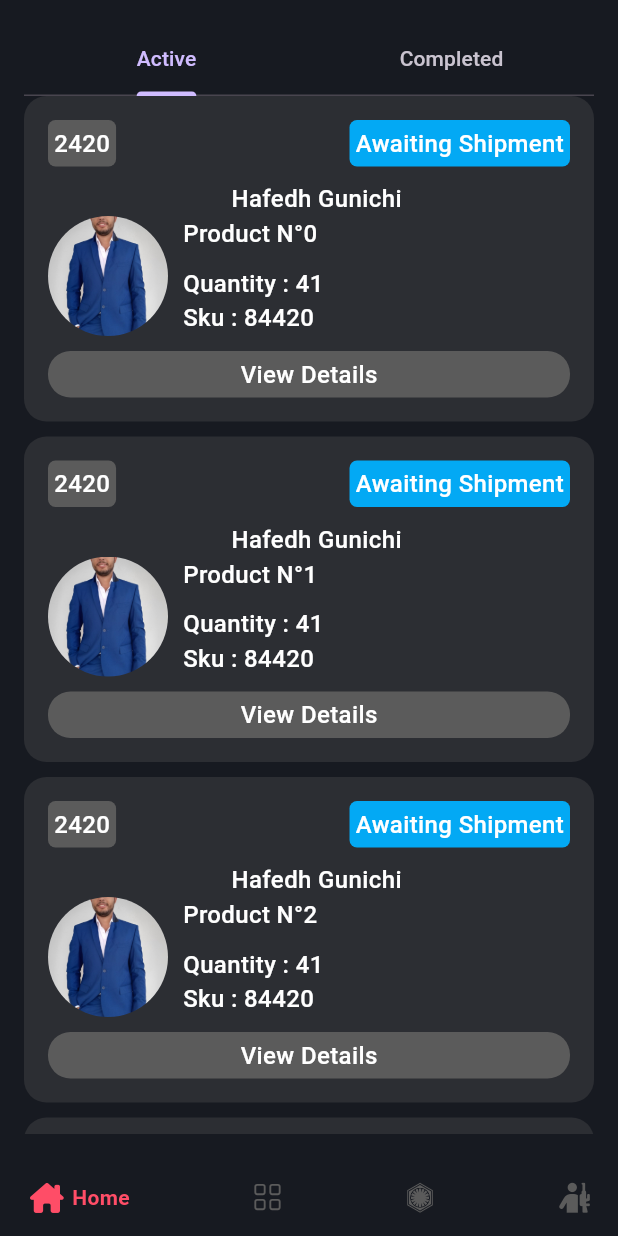
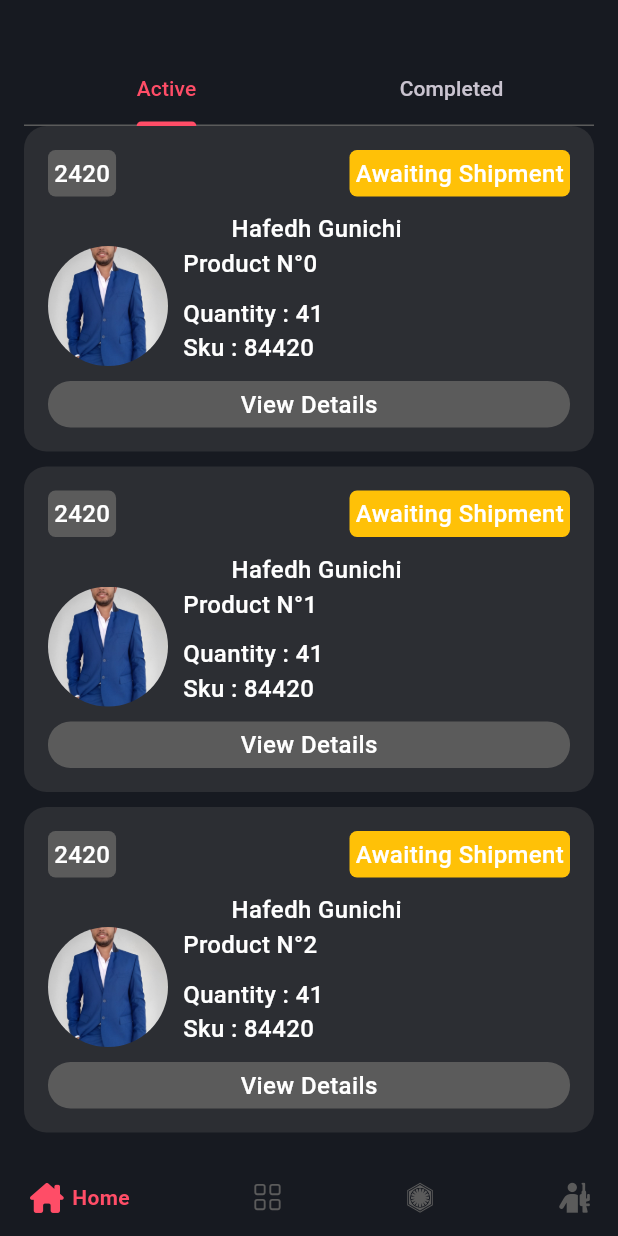
Before and after one commit to hafedh049/luxy, a Flutter app: the Home screen opened directly, swiped to page 3, on a phone screen of 412 x 824 dp. Run offline on Flutter 3.47's test engine with Material 3 defaults, Android fonts, the phone set to English and light mode, and no system bars; drawn by our look-alikes of google_nav_bar; our stand-ins replace animated_toggle_switch, date_format, flutter_animate, fluttertoast, hive, icons_plus and 3 more; accounts and stored records are empty.

Commit message:
ModifiedM lib/views/my_orders.dart

```diff
--- a/lib/views/my_orders.dart
+++ b/lib/views/my_orders.dart
@@ -56,11 +56,15 @@ class _MyOrdersState extends State<MyOrders> with TickerProviderStateMixin {
   Widget build(BuildContext context) {
     return Column(
       children: <Widget>[
+        const SizedBox(height: 20),
         Row(
           children: <Widget>[
             Expanded(
               child: TabBar(
                 controller: _tabController,
+                labelColor: pink,
+                dividerColor: grey,
+                indicatorColor: pink,
                 onTap: (int value) => _tabController.animateTo(value, duration: 300.ms, curve: Curves.linear),
                 tabs: const <Tab>[Tab(text: 'Active'), Tab(text: 'Completed')],
               ),
@@ -93,7 +97,14 @@ class _MyOrdersState extends State<MyOrders> with TickerProviderStateMixin {
                               const Spacer(),
                               Container(
                                 padding: const EdgeInsets.all(4),
-                                decoration: BoxDecoration(borderRadius: BorderRadius.circular(5), color: Colors.lightBlue),
+                                decoration: BoxDecoration(
+                                  borderRadius: BorderRadius.circular(5),
+                                  color: _orders[key]![index]["order_state"] == "Pending" || _orders[key]![index]["order_state"] == "Completed"
+                                      ? Colors.lightBlue
+                                      : _orders[key]![index]["order_state"] == "In Delivery"
+                                          ? Colors.green
+                                          : Colors.amber,
+                                ),
                                 child: Text(_orders[key]![index]["order_state"], style: const TextStyle(fontSize: 16, color: white, fontWeight: FontWeight.w500)),
                               ),
                             ],
```
